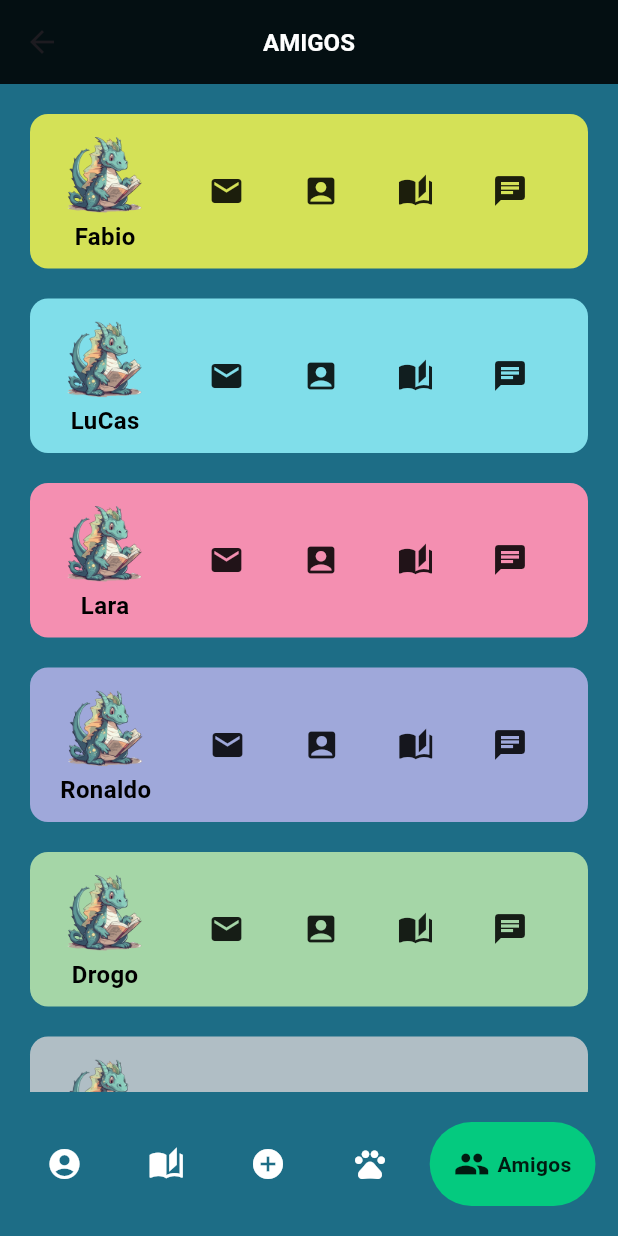
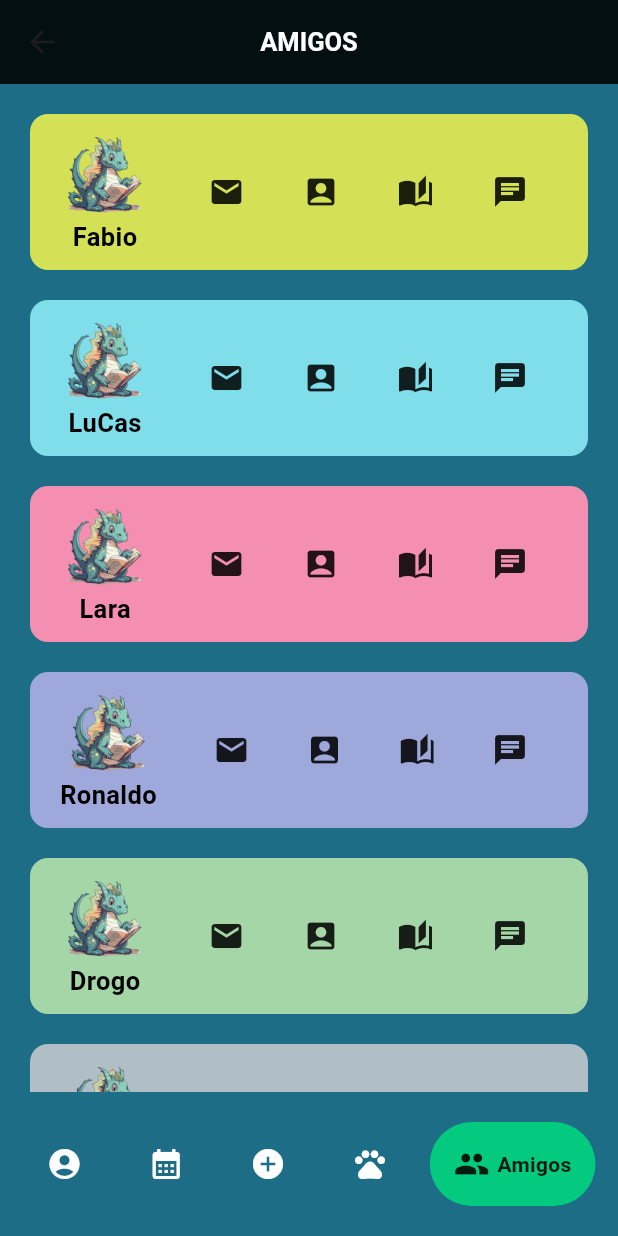
Before and after one commit to fabim1992/DinoDiary, a Flutter app: the screen it shows once a user with an empty profile is signed in, item 5 of the bottom bar chosen, after a tap on the "auto stories" icon, on a phone screen of 412 x 824 dp. Run offline on Flutter 3.47's test engine with Material 3 defaults, Android fonts, the phone set to English and light mode, and no system bars; drawn by our look-alikes of google_nav_bar; our stand-ins replace cloud_firestore, firebase_auth, firebase_core, google_fonts, google_sign_in, image_picker and 2 more; accounts and stored records are empty; network calls fail.

Commit message:
Add files via upload
ajustes pequenos de ui, tamanho de texto, espaçamento, etc

```diff
--- a/lib/widgets/info_bar.dart
+++ b/lib/widgets/info_bar.dart
@@ -30,7 +30,7 @@ class InfoBar extends StatelessWidget {
               value,
               style: TextStyle(fontWeight: FontWeight.bold, fontSize: 20),
             ),
-            SizedBox(
+            const SizedBox(
               height: 2,
             ),
             Text(
--- a/lib/widgets/my_button.dart
+++ b/lib/widgets/my_button.dart
@@ -26,7 +26,7 @@ class MyButton extends StatelessWidget {
           child: Text(
             text,
             style: TextStyle(
-              color: AppStyle.textcolor2,
+              color: AppStyle.textcolor,
               fontWeight: FontWeight.bold,
               fontSize: 18,
             ),
--- a/lib/widgets/my_navbar.dart
+++ b/lib/widgets/my_navbar.dart
@@ -10,6 +10,8 @@ import 'package:flutter/material.dart';
 int currentIndex = 2;
 
 class MyNavbar extends StatefulWidget {
+  const MyNavbar({super.key});
+
   @override
   State<MyNavbar> createState() => _MyNavbarState();
 }
@@ -34,7 +36,7 @@ class _MyNavbarState extends State<MyNavbar> {
           activeColor: Colors.black87,
           tabBackgroundColor: AppStyle.accentColor2,
           gap: 5,
-          padding: EdgeInsets.all(16),
+          padding: const EdgeInsets.all(16),
           onTabChange: (index) => goToPage(index),
           selectedIndex: currentIndex,
           tabs: [
@@ -49,7 +51,7 @@ class _MyNavbarState extends State<MyNavbar> {
               },
             ),
             GButton(
-              icon: Icons.auto_stories,
+              icon: Icons.calendar_month,
               text: 'Calendário',
               onPressed: () {
                 Navigator.push(
--- a/lib/widgets/my_textbold.dart
+++ b/lib/widgets/my_textbold.dart
@@ -19,7 +19,7 @@ class MyTextBold extends StatelessWidget {
         style: const TextStyle(
           color: Colors.white,
           fontWeight: FontWeight.bold,
-          fontSize: 16,
+          fontSize: 17,
         ),
       );
     } else if (isBold == false && iscolorwhite) {
@@ -27,7 +27,7 @@ class MyTextBold extends StatelessWidget {
         myText,
         style: const TextStyle(
           color: Colors.white,
-          fontSize: 16,
+          fontSize: 17,
         ),
       );
     } else if (isBold && iscolorwhite == false) {
@@ -36,7 +36,7 @@ class MyTextBold extends StatelessWidget {
         style: const TextStyle(
           color: Colors.black,
           fontWeight: FontWeight.bold,
-          fontSize: 16,
+          fontSize: 17,
         ),
       );
     } else {
@@ -44,7 +44,7 @@ class MyTextBold extends StatelessWidget {
         myText,
         style: const TextStyle(
           color: Colors.black,
-          fontSize: 16,
+          fontSize: 17,
         ),
       );
     }
```
